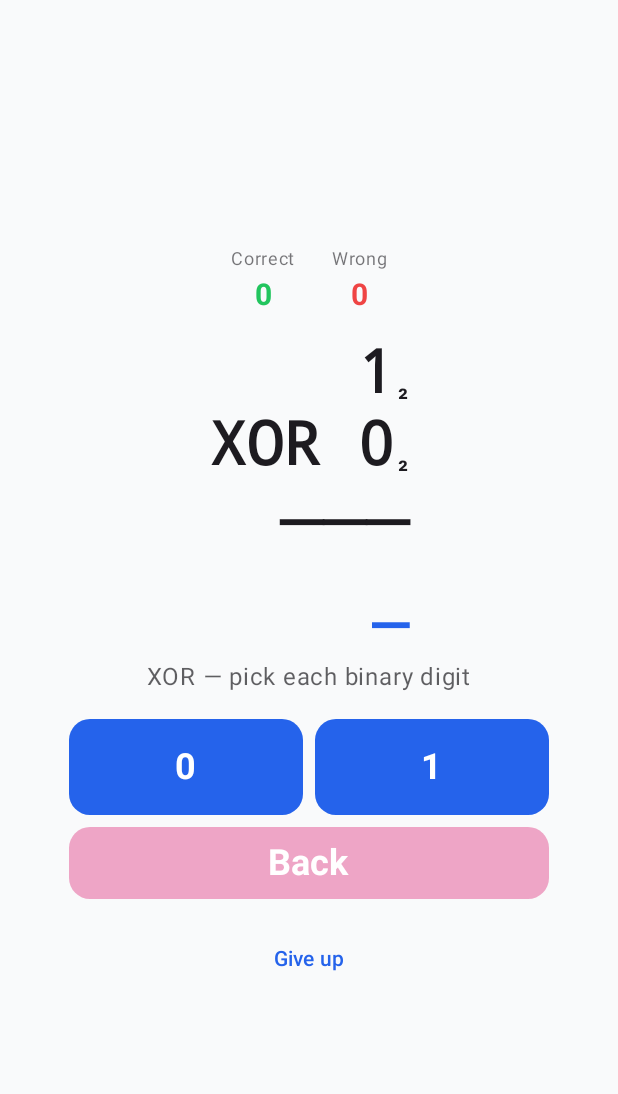
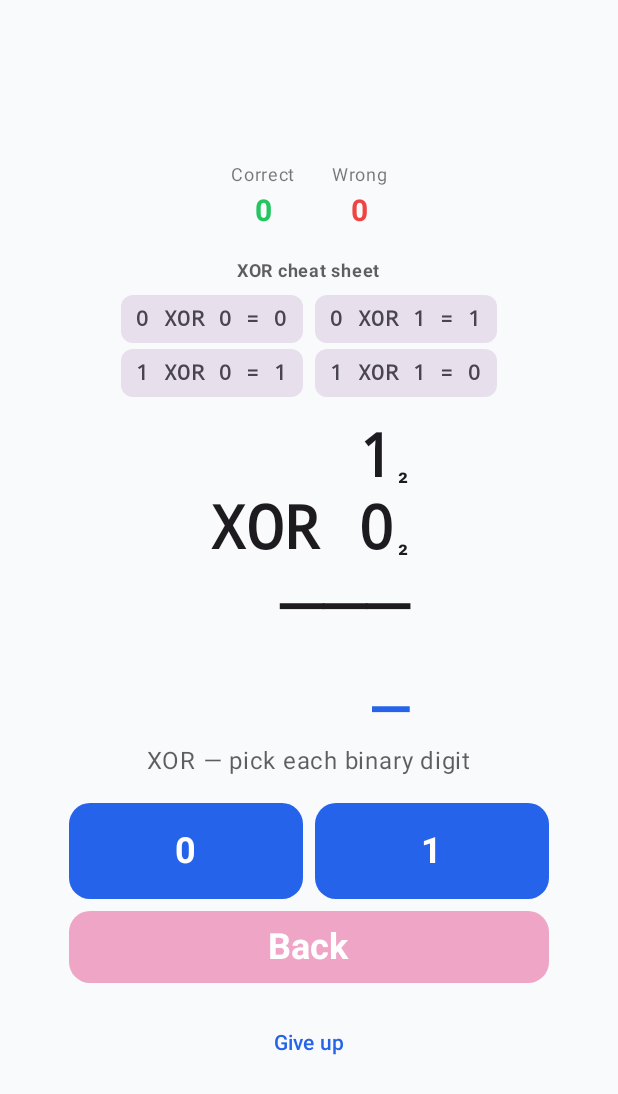
Before and after one commit to dividetask/homeschool-teacher, an Android app built with Jetpack Compose: the composable BinaryOperationsScreen shown on its own in the app's theme, on a phone screen of 412 x 824 dp. Shown: the top 1094 px of the screen. Run offline under Robolectric (Android 15) with nearby library versions, the phone set to English and light mode, and no system bars.

Commit message:
Add per-operator cheat sheet to the Binary lessons
Shows the single-bit truth table for the current operator only (AND, OR,
or XOR): the four a OP b = r rows. For Level 0 that is every possible
question; for Level 1 it is the rule for each bit column.

```diff
--- a/app/src/main/java/com/dividetask/homeschoolteacher/binary/BinaryOperationsScreen.kt
+++ b/app/src/main/java/com/dividetask/homeschoolteacher/binary/BinaryOperationsScreen.kt
@@ -83,6 +83,8 @@ fun BinaryOperationsScreen(
             ScoreItem("Wrong", state.wrongCount, Color(0xFFEF4444))
         }
 
+        CheatSheet(operator = problem.operator)
+
         BinaryEquation(
             problem = problem,
             input = state.answerInput,
@@ -132,6 +134,49 @@ private fun ScoreItem(label: String, value: Int, color: Color) {
             fontWeight = FontWeight.Bold,
             color = color,
         )
+    }
+}
+
+/**
+ * Cheat sheet for the current operator only: the single-bit truth table
+ * (0/1 × 0/1). For Level 0 (1-bit) this is literally every possible
+ * question; for Level 1 (3-bit) it's the rule applied to each column.
+ */
+@Composable
+private fun CheatSheet(operator: BinaryOperator) {
+    val combos = listOf(0 to 0, 0 to 1, 1 to 0, 1 to 1)
+    Column(
+        horizontalAlignment = Alignment.CenterHorizontally,
+        verticalArrangement = Arrangement.spacedBy(4.dp),
+    ) {
+        Text(
+            text = "${operator.verbalName} cheat sheet",
+            fontSize = 12.sp,
+            fontWeight = FontWeight.Bold,
+            color = MaterialTheme.colorScheme.onBackground.copy(alpha = 0.7f),
+        )
+        combos.chunked(2).forEach { rowPairs ->
+            Row(horizontalArrangement = Arrangement.spacedBy(8.dp)) {
+                rowPairs.forEach { (a, b) ->
+                    Box(
+                        modifier = Modifier
+                            .background(
+                                MaterialTheme.colorScheme.surfaceVariant,
+                                shape = RoundedCornerShape(8.dp),
+                            )
+                            .padding(horizontal = 10.dp, vertical = 4.dp),
+                    ) {
+                        Text(
+                            text = "$a ${operator.verbalName} $b = ${operator.apply(a, b)}",
+                            fontFamily = FontFamily.Monospace,
+                            fontSize = 14.sp,
+                            fontWeight = FontWeight.Bold,
+                            color = MaterialTheme.colorScheme.onSurfaceVariant,
+                        )
+                    }
+                }
+            }
+        }
     }
 }
 
```
Also changed, not shown: 1 other file.
